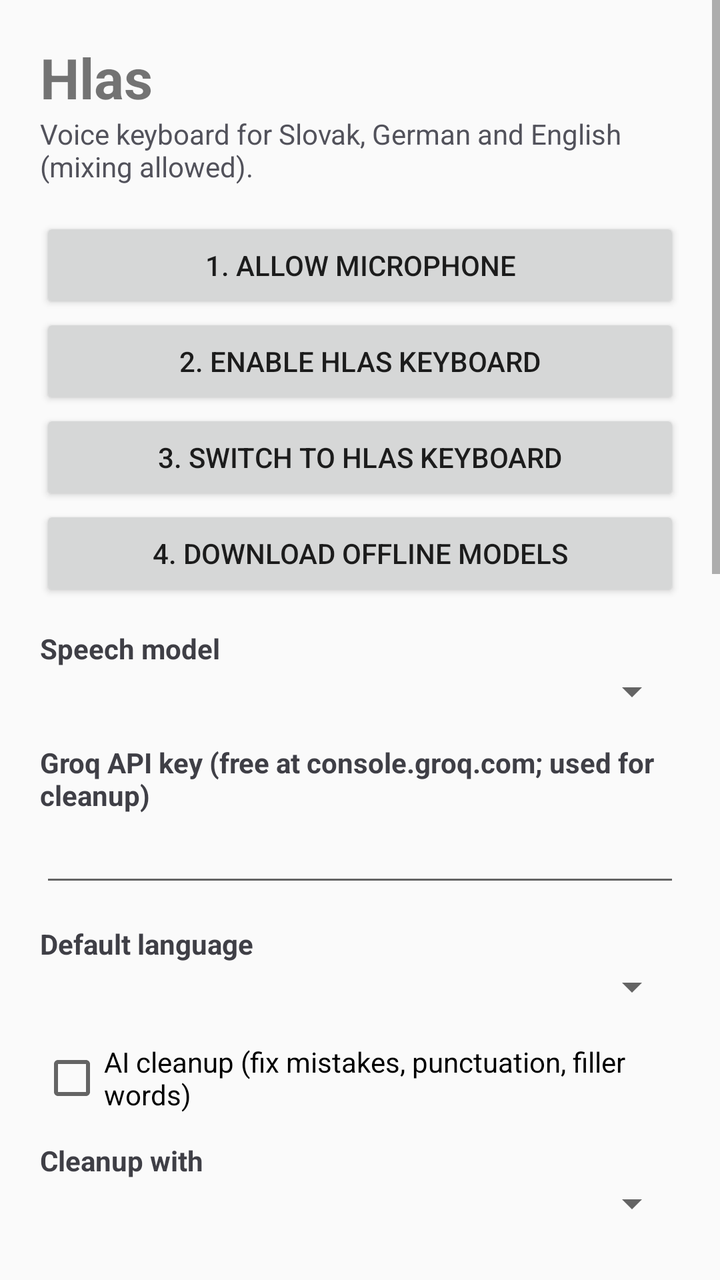
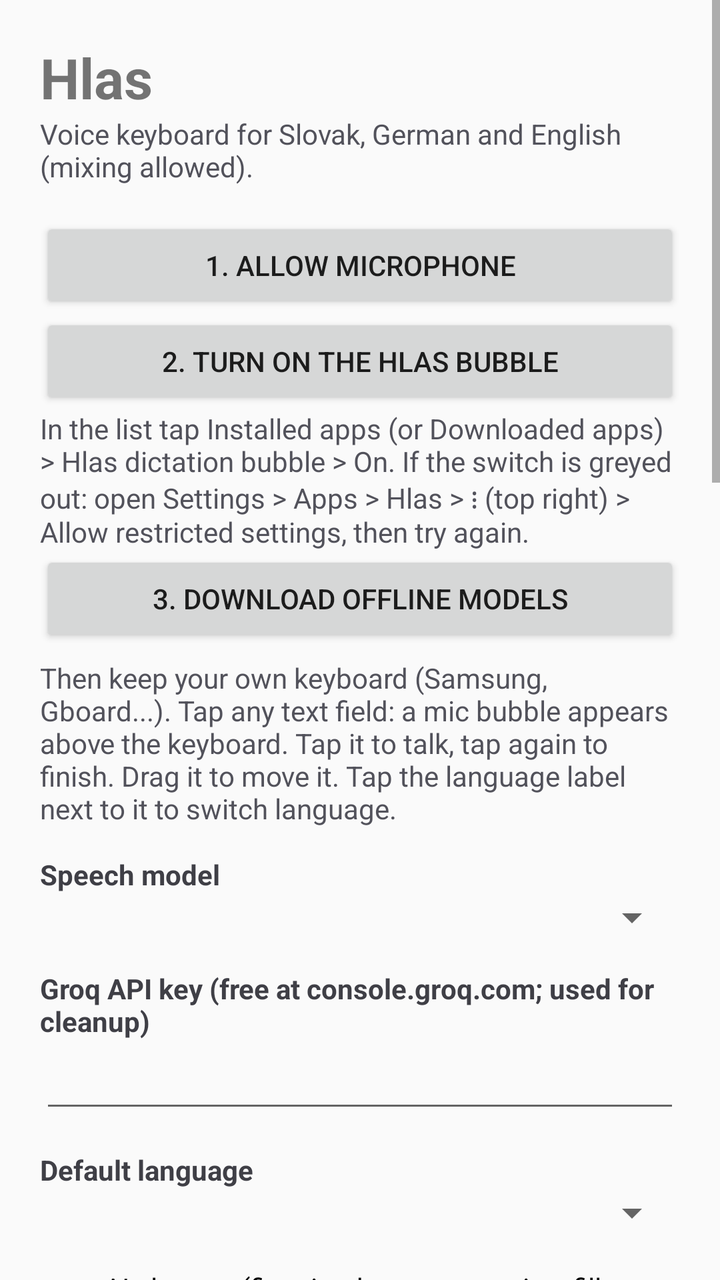

Two renders of the same Android screen: before a commit and after it. Below are the layout's source before the change and the commit's diff.
<!-- AndroidManifest.xml: application theme android:Theme.Material.Light.NoActionBar -->
<!-- res/layout/settings.xml -->
<?xml version="1.0" encoding="utf-8"?>
<ScrollView xmlns:android="http://schemas.android.com/apk/res/android"
    android:layout_width="match_parent"
    android:layout_height="match_parent"
    android:fitsSystemWindows="true">

    <LinearLayout
        android:layout_width="match_parent"
        android:layout_height="wrap_content"
        android:orientation="vertical"
        android:padding="20dp">

        <TextView
            android:layout_width="wrap_content"
            android:layout_height="wrap_content"
            android:text="Hlas"
            android:textSize="28sp"
            android:textStyle="bold" />

        <TextView
            android:layout_width="wrap_content"
            android:layout_height="wrap_content"
            android:layout_marginBottom="16dp"
            android:text="Voice keyboard for Slovak, German and English (mixing allowed)."
            android:textColor="#52525B" />

        <Button android:id="@+id/btn_mic" android:layout_width="match_parent" android:layout_height="wrap_content"
            android:text="1. Allow microphone" />
        <Button android:id="@+id/btn_enable" android:layout_width="match_parent" android:layout_height="wrap_content"
            android:text="2. Enable Hlas keyboard" />
        <Button android:id="@+id/btn_pick" android:layout_width="match_parent" android:layout_height="wrap_content"
            android:text="3. Switch to Hlas keyboard" />
        <Button android:id="@+id/btn_models" android:layout_width="match_parent" android:layout_height="wrap_content"
            android:text="4. Download offline models" />

        <TextView style="@style/Label" android:text="Speech model" />
        <Spinner android:id="@+id/provider" android:layout_width="match_parent" android:layout_height="wrap_content" />

        <TextView style="@style/Label" android:text="Groq API key (free at console.groq.com; used for cleanup)" />
        <EditText android:id="@+id/groq_key" style="@style/Secret" />

        <TextView style="@style/Label" android:text="Default language" />
        <Spinner android:id="@+id/language" android:layout_width="match_parent" android:layout_height="wrap_content" />

        <CheckBox android:id="@+id/cleanup" android:layout_width="wrap_content" android:layout_height="wrap_content"
            android:layout_marginTop="16dp" android:text="AI cleanup (fix mistakes, punctuation, filler words)" />
        <TextView style="@style/Label" android:text="Cleanup with" />
        <Spinner android:id="@+id/cleanup_provider" android:layout_width="match_parent" android:layout_height="wrap_content" />

        <TextView style="@style/Label" android:layout_marginTop="24dp" android:text="Paid services (optional)" android:textSize="16sp" />
        <TextView style="@style/Label" android:text="OpenAI API key" />
        <EditText android:id="@+id/openai_key" style="@style/Secret" />
        <TextView style="@style/Label" android:text="ElevenLabs API key" />
        <EditText android:id="@+id/elevenlabs_key" style="@style/Secret" />
        <TextView style="@style/Label" android:text="Anthropic API key (Claude cleanup)" />
        <EditText android:id="@+id/anthropic_key" style="@style/Secret" />
        <TextView style="@style/Label" android:text="Claude model (claude-haiku-5-5 is fastest)" />
        <EditText android:id="@+id/cleanup_model" android:layout_width="match_parent" android:layout_height="wrap_content"
            android:inputType="text" android:singleLine="true" />

        <TextView style="@style/Label" android:text="Vocabulary: one per line (names, jargon, products)" />
        <EditText android:id="@+id/vocabulary" android:layout_width="match_parent" android:layout_height="wrap_content"
            android:gravity="top" android:inputType="textMultiLine" android:minLines="4" />

        <Button android:id="@+id/btn_save" android:layout_width="match_parent" android:layout_height="wrap_content"
            android:layout_marginTop="16dp" android:text="Save" />

        <TextView style="@style/Label" android:text="Try it here:" />
        <EditText android:layout_width="match_parent" android:layout_height="wrap_content"
            android:gravity="top" android:hint="Tap here, then use the Hlas keyboard" android:inputType="textMultiLine"
            android:minLines="3" />

        <TextView
            android:layout_width="wrap_content"
            android:layout_height="wrap_content"
            android:layout_marginTop="16dp"
            android:text="Free setup: download the offline models (step 4). Optional: a free Groq key for text cleanup. Tap the mic to talk hands-free, tap again to finish, or hold and release. Tap the language chip while talking to switch language. Offline models: NVIDIA Parakeet TDT 0.6B v3 and KInIT parakeet-tdt-0.6b-v3-sk (CC-BY-4.0). Keys stay on this phone."
            android:textColor="#52525B" />
    </LinearLayout>
</ScrollView>
<!-- resources referenced by this layout -->
<resources>
  <style name="Label">
          <item name="android:layout_width">wrap_content</item>
          <item name="android:layout_height">wrap_content</item>
          <item name="android:layout_marginTop">14dp</item>
          <item name="android:textColor">#3F3F46</item>
          <item name="android:textStyle">bold</item>
      </style>
  <style name="Secret">
          <item name="android:layout_width">match_parent</item>
          <item name="android:layout_height">wrap_content</item>
          <item name="android:inputType">textPassword</item>
          <item name="android:singleLine">true</item>
          <item name="android:fontFamily">monospace</item>
      </style>
</resources>

<!-- the commit's change to res/layout/settings.xml (unified diff, before → after) -->
@@ -26,12 +26,16 @@
 
         <Button android:id="@+id/btn_mic" android:layout_width="match_parent" android:layout_height="wrap_content"
             android:text="1. Allow microphone" />
-        <Button android:id="@+id/btn_enable" android:layout_width="match_parent" android:layout_height="wrap_content"
-            android:text="2. Enable Hlas keyboard" />
-        <Button android:id="@+id/btn_pick" android:layout_width="match_parent" android:layout_height="wrap_content"
-            android:text="3. Switch to Hlas keyboard" />
+        <Button android:id="@+id/btn_bubble" android:layout_width="match_parent" android:layout_height="wrap_content"
+            android:text="2. Turn on the Hlas bubble" />
+        <TextView android:id="@+id/bubble_hint" android:layout_width="wrap_content" android:layout_height="wrap_content"
+            android:textColor="#52525B"
+            android:text="In the list tap Installed apps (or Downloaded apps) > Hlas dictation bubble > On. If the switch is greyed out: open Settings > Apps > Hlas > ⋮ (top right) > Allow restricted settings, then try again." />
         <Button android:id="@+id/btn_models" android:layout_width="match_parent" android:layout_height="wrap_content"
-            android:text="4. Download offline models" />
+            android:text="3. Download offline models" />
+        <TextView android:layout_width="wrap_content" android:layout_height="wrap_content" android:layout_marginTop="6dp"
+            android:textColor="#52525B"
+            android:text="Then keep your own keyboard (Samsung, Gboard...). Tap any text field: a mic bubble appears above the keyboard. Tap it to talk, tap again to finish. Drag it to move it. Tap the language label next to it to switch language." />
 
         <TextView style="@style/Label" android:text="Speech model" />
         <Spinner android:id="@+id/provider" android:layout_width="match_parent" android:layout_height="wrap_content" />
@@ -65,6 +69,12 @@
         <Button android:id="@+id/btn_save" android:layout_width="match_parent" android:layout_height="wrap_content"
             android:layout_marginTop="16dp" android:text="Save" />
 
+        <TextView style="@style/Label" android:layout_marginTop="24dp" android:text="Optional: Hlas as a keyboard" android:textSize="16sp" />
+        <Button android:id="@+id/btn_enable" android:layout_width="match_parent" android:layout_height="wrap_content"
+            android:text="Enable Hlas keyboard" />
+        <Button android:id="@+id/btn_pick" android:layout_width="match_parent" android:layout_height="wrap_content"
+            android:text="Switch keyboard" />
+
         <TextView style="@style/Label" android:text="Try it here:" />
         <EditText android:layout_width="match_parent" android:layout_height="wrap_content"
             android:gravity="top" android:hint="Tap here, then use the Hlas keyboard" android:inputType="textMultiLine"
@@ -74,7 +84,7 @@
             android:layout_width="wrap_content"
             android:layout_height="wrap_content"
             android:layout_marginTop="16dp"
-            android:text="Free setup: download the offline models (step 4). Optional: a free Groq key for text cleanup. Tap the mic to talk hands-free, tap again to finish, or hold and release. Tap the language chip while talking to switch language. Offline models: NVIDIA Parakeet TDT 0.6B v3 and KInIT parakeet-tdt-0.6b-v3-sk (CC-BY-4.0). Keys stay on this phone."
+            android:text="Everything runs offline on this phone and is free. A quiet Hlas is ready notification stays while the bubble is on: Android needs it so Hlas may use the microphone inside other apps. Optional: a free Groq key improves punctuation and spelling. Offline models: NVIDIA Parakeet TDT 0.6B v3 and KInIT parakeet-tdt-0.6b-v3-sk (CC-BY-4.0). Keys stay on this phone."
             android:textColor="#52525B" />
     </LinearLayout>
 </ScrollView>
